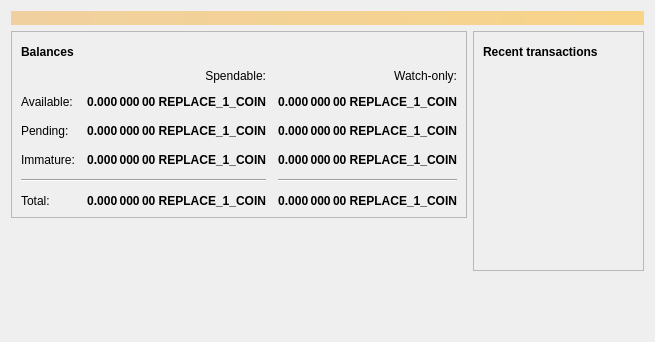
This is src/qt/forms/overviewpage.ui in arruah/ensocoin as Qt 5 draws it before an edit. The edited form follows.
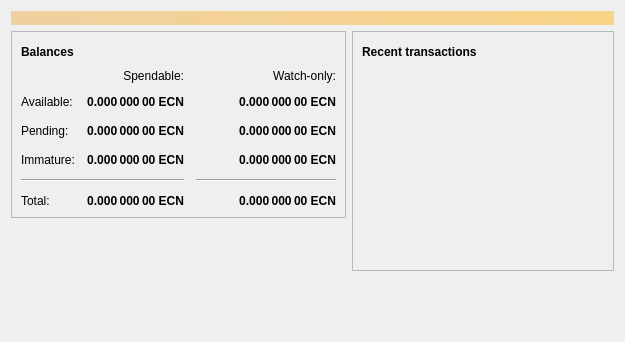
This is the edited form. Icons and pictures are not drawn.

Diff of the .ui file:
```diff
--- a/src/qt/forms/overviewpage.ui
+++ b/src/qt/forms/overviewpage.ui
@@ -126,7 +126,7 @@
                <string>Unconfirmed transactions to watch-only addresses</string>
               </property>
               <property name="text">
-               <string notr="true">0.000 000 00 REPLACE_1_COIN</string>
+               <string notr="true">0.000 000 00 ECN</string>
               </property>
               <property name="alignment">
                <set>Qt::AlignRight|Qt::AlignTrailing|Qt::AlignVCenter</set>
@@ -151,7 +151,7 @@
                <string>Total of transactions that have yet to be confirmed, and do not yet count toward the spendable balance</string>
               </property>
               <property name="text">
-               <string notr="true">0.000 000 00 REPLACE_1_COIN</string>
+               <string notr="true">0.000 000 00 ECN</string>
               </property>
               <property name="alignment">
                <set>Qt::AlignRight|Qt::AlignTrailing|Qt::AlignVCenter</set>
@@ -176,7 +176,7 @@
                <string>Mined balance in watch-only addresses that has not yet matured</string>
               </property>
               <property name="text">
-               <string notr="true">0.000 000 00 REPLACE_1_COIN</string>
+               <string notr="true">0.000 000 00 ECN</string>
               </property>
               <property name="alignment">
                <set>Qt::AlignRight|Qt::AlignTrailing|Qt::AlignVCenter</set>
@@ -234,7 +234,7 @@
                <string>Mined balance that has not yet matured</string>
               </property>
               <property name="text">
-               <string notr="true">0.000 000 00 REPLACE_1_COIN</string>
+               <string notr="true">0.000 000 00 ECN</string>
               </property>
               <property name="alignment">
                <set>Qt::AlignRight|Qt::AlignTrailing|Qt::AlignVCenter</set>
@@ -279,7 +279,7 @@
                <string>Your current total balance</string>
               </property>
               <property name="text">
-               <string notr="true">0.000 000 00 REPLACE_1_COIN</string>
+               <string notr="true">0.000 000 00 ECN</string>
               </property>
               <property name="alignment">
                <set>Qt::AlignRight|Qt::AlignTrailing|Qt::AlignVCenter</set>
@@ -304,7 +304,7 @@
                <string>Current total balance in watch-only addresses</string>
               </property>
               <property name="text">
-               <string notr="true">0.000 000 00 REPLACE_1_COIN</string>
+               <string notr="true">0.000 000 00 ECN</string>
               </property>
               <property name="alignment">
                <set>Qt::AlignRight|Qt::AlignTrailing|Qt::AlignVCenter</set>
@@ -346,7 +346,7 @@
                <string>Your current spendable balance</string>
               </property>
               <property name="text">
-               <string notr="true">0.000 000 00 REPLACE_1_COIN</string>
+               <string notr="true">0.000 000 00 ECN</string>
               </property>
               <property name="alignment">
                <set>Qt::AlignRight|Qt::AlignTrailing|Qt::AlignVCenter</set>
@@ -371,7 +371,7 @@
                <string>Your current balance in watch-only addresses</string>
               </property>
               <property name="text">
-               <string notr="true">0.000 000 00 REPLACE_1_COIN</string>
+               <string notr="true">0.000 000 00 ECN</string>
               </property>
               <property name="alignment">
                <set>Qt::AlignRight|Qt::AlignTrailing|Qt::AlignVCenter</set>
```
